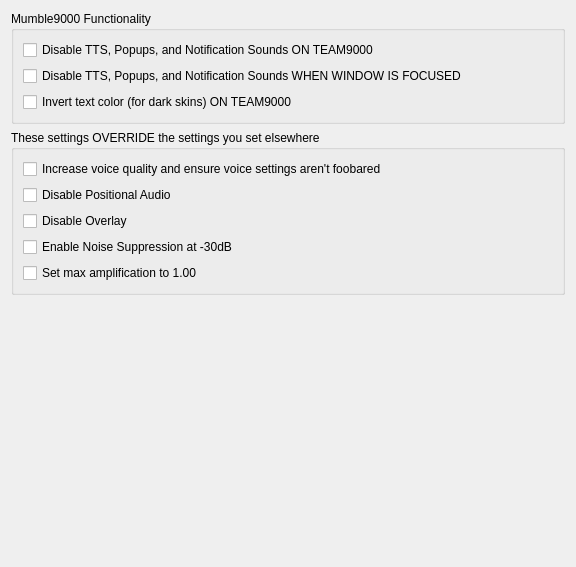
The window that src/mumble/M9Config.ui (team9000/mumble9000) describes before a commit, drawn with Qt 5.
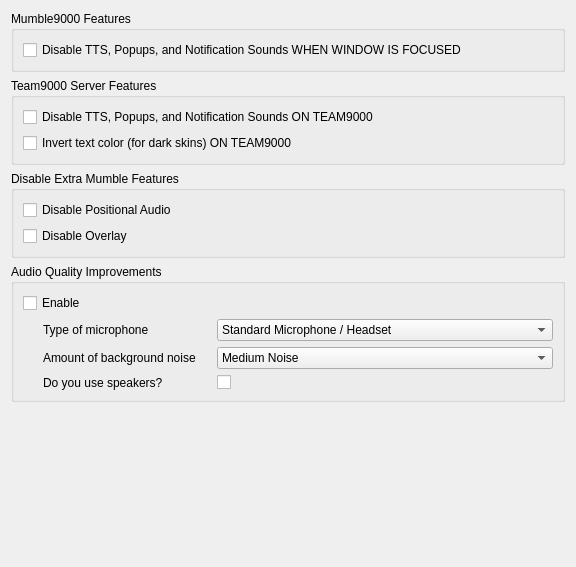
The same window after the commit.

Commit message: new audio settings, fix wizard, log type and plain meta

What changed in the file:
```diff
--- a/src/mumble/M9Config.ui
+++ b/src/mumble/M9Config.ui
@@ -15,24 +15,11 @@
   </property>
   <layout class="QVBoxLayout" name="verticalLayout_2">
    <item>
-    <widget class="QGroupBox" name="qgbConnection">
-     <property name="sizePolicy">
-      <sizepolicy hsizetype="Preferred" vsizetype="Minimum">
-       <horstretch>0</horstretch>
-       <verstretch>0</verstretch>
-      </sizepolicy>
-     </property>
+    <widget class="QGroupBox" name="groupBox">
      <property name="title">
-      <string>Mumble9000 Functionality</string>
+      <string>Mumble9000 Features</string>
      </property>
-     <layout class="QVBoxLayout">
-      <item>
-       <widget class="QCheckBox" name="qcbRemoveNotifications">
-        <property name="text">
-         <string>Disable TTS, Popups, and Notification Sounds ON TEAM9000</string>
-        </property>
-       </widget>
-      </item>
+     <layout class="QVBoxLayout" name="verticalLayout">
       <item>
        <widget class="QCheckBox" name="qcbRemoveNotificationsOnFocused">
         <property name="text">
@@ -40,6 +27,28 @@
         </property>
        </widget>
       </item>
+     </layout>
+    </widget>
+   </item>
+   <item>
+    <widget class="QGroupBox" name="qgbConnection">
+     <property name="sizePolicy">
+      <sizepolicy hsizetype="Preferred" vsizetype="Minimum">
+       <horstretch>0</horstretch>
+       <verstretch>0</verstretch>
+      </sizepolicy>
+     </property>
+     <property name="title">
+      <string>Team9000 Server Features</string>
+     </property>
+     <layout class="QVBoxLayout">
+      <item>
+       <widget class="QCheckBox" name="qcbRemoveNotifications">
+        <property name="text">
+         <string>Disable TTS, Popups, and Notification Sounds ON TEAM9000</string>
+        </property>
+       </widget>
+      </item>
       <item>
        <widget class="QCheckBox" name="qcbInvertText">
         <property name="text">
@@ -51,24 +60,11 @@
     </widget>
    </item>
    <item>
-    <widget class="QGroupBox" name="qgbConnection">
-     <property name="sizePolicy">
-      <sizepolicy hsizetype="Preferred" vsizetype="Minimum">
-       <horstretch>0</horstretch>
-       <verstretch>0</verstretch>
-      </sizepolicy>
-     </property>
+    <widget class="QGroupBox" name="groupBox_2">
      <property name="title">
-      <string>These settings OVERRIDE the settings you set elsewhere</string>
+      <string>Disable Extra Mumble Features</string>
      </property>
-     <layout class="QVBoxLayout">
-      <item>
-       <widget class="QCheckBox" name="qcbFixAudio">
-        <property name="text">
-         <string>Increase voice quality and ensure voice settings aren't foobared</string>
-        </property>
-       </widget>
-      </item>
+     <layout class="QVBoxLayout" name="verticalLayout_3">
       <item>
        <widget class="QCheckBox" name="qcbDisablePositional">
         <property name="text">
@@ -83,31 +79,126 @@
         </property>
        </widget>
       </item>
+     </layout>
+    </widget>
+   </item>
+   <item>
+    <widget class="QGroupBox" name="qgbConnection">
+     <property name="sizePolicy">
+      <sizepolicy hsizetype="Preferred" vsizetype="Minimum">
+       <horstretch>0</horstretch>
+       <verstretch>0</verstretch>
+      </sizepolicy>
+     </property>
+     <property name="title">
+      <string>Audio Quality Improvements</string>
+     </property>
+     <layout class="QVBoxLayout">
       <item>
        <widget class="QCheckBox" name="qcbEnableSuppression">
         <property name="text">
-         <string>Enable Noise Suppression at -30dB</string>
+         <string>Enable</string>
         </property>
        </widget>
       </item>
       <item>
-       <widget class="QCheckBox" name="qcbForceAmp">
-        <property name="text">
-         <string>Set max amplification to 1.00</string>
-        </property>
-       </widget>
+       <layout class="QHBoxLayout" name="horizontalLayout">
+        <item>
+         <spacer name="spacer_2">
+          <property name="orientation">
+           <enum>Qt::Horizontal</enum>
+          </property>
+          <property name="sizeType">
+           <enum>QSizePolicy::Fixed</enum>
+          </property>
+          <property name="sizeHint" stdset="0">
+           <size>
+            <width>20</width>
+            <height>0</height>
+           </size>
+          </property>
+         </spacer>
+        </item>
+        <item>
+         <layout class="QGridLayout" name="gridLayout" columnstretch="1,2">
+          <item row="1" column="1">
+           <widget class="QComboBox" name="qcbAudioNoise">
+            <item>
+             <property name="text">
+              <string>Medium Noise</string>
+             </property>
+            </item>
+            <item>
+             <property name="text">
+              <string>High Noise</string>
+             </property>
+            </item>
+            <item>
+             <property name="text">
+              <string>Silent Background</string>
+             </property>
+            </item>
+           </widget>
+          </item>
+          <item row="2" column="0">
+           <widget class="QLabel" name="label_2">
+            <property name="text">
+             <string>Do you use speakers?</string>
+            </property>
+           </widget>
+          </item>
+          <item row="0" column="0">
+           <widget class="QLabel" name="label">
+            <property name="text">
+             <string>Type of microphone</string>
+            </property>
+           </widget>
+          </item>
+          <item row="2" column="1">
+           <widget class="QCheckBox" name="qcbAudioSpeakers">
+            <property name="text">
+             <string/>
+            </property>
+           </widget>
+          </item>
+          <item row="0" column="1">
+           <widget class="QComboBox" name="qcbAudioType">
+            <item>
+             <property name="text">
+              <string>Standard Microphone / Headset</string>
+             </property>
+            </item>
+            <item>
+             <property name="text">
+              <string>Quiet Microphone</string>
+             </property>
+            </item>
+            <item>
+             <property name="text">
+              <string>High Quality / Condenser Microphone</string>
+             </property>
+            </item>
+           </widget>
+          </item>
+          <item row="1" column="0">
+           <widget class="QLabel" name="label_4">
+            <property name="text">
+             <string>Amount of background noise</string>
+            </property>
+           </widget>
+          </item>
+         </layout>
+        </item>
+       </layout>
       </item>
      </layout>
     </widget>
    </item>
    <item>
-    <spacer>
+    <spacer name="spacer">
      <property name="orientation">
       <enum>Qt::Vertical</enum>
      </property>
-     <property name="sizeType">
-      <enum>QSizePolicy::Expanding</enum>
-     </property>
      <property name="sizeHint" stdset="0">
       <size>
        <width>20</width>
```
Left out of the diff: 2 changed lines with no effect on the pictures. The commit also changes 7 other files.
